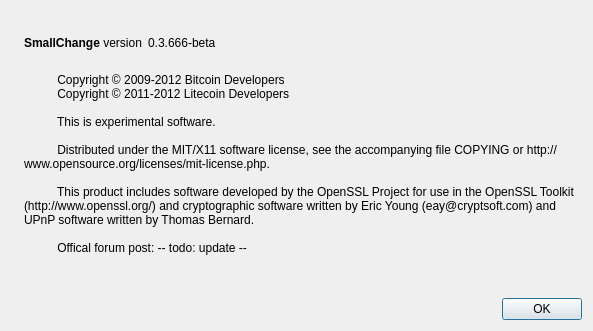
Qt form src/qt/forms/aboutdialog.ui (iotacoin/iotacoin) before a commit.
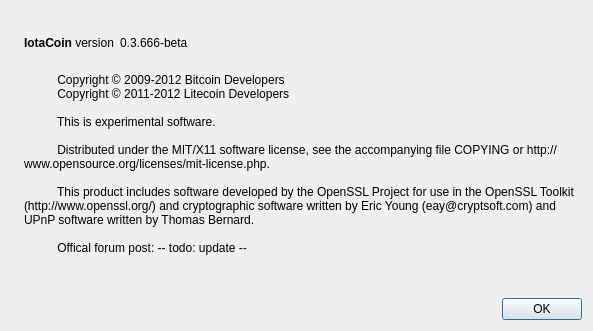
The same form after that commit. Icons and pictures are not drawn.

The edit to the form file:
```diff
--- a/src/qt/forms/aboutdialog.ui
+++ b/src/qt/forms/aboutdialog.ui
@@ -50,7 +50,7 @@
           <cursorShape>IBeamCursor</cursorShape>
          </property>
          <property name="text">
-          <string>&lt;b&gt;SmallChange&lt;/b&gt; version</string>
+          <string>&lt;b&gt;IotaCoin&lt;/b&gt; version</string>
          </property>
          <property name="textInteractionFlags">
           <set>Qt::LinksAccessibleByMouse|Qt::TextSelectableByKeyboard|Qt::TextSelectableByMouse</set>
```
Left out of the diff: 2 changed lines with no effect on the pictures.
